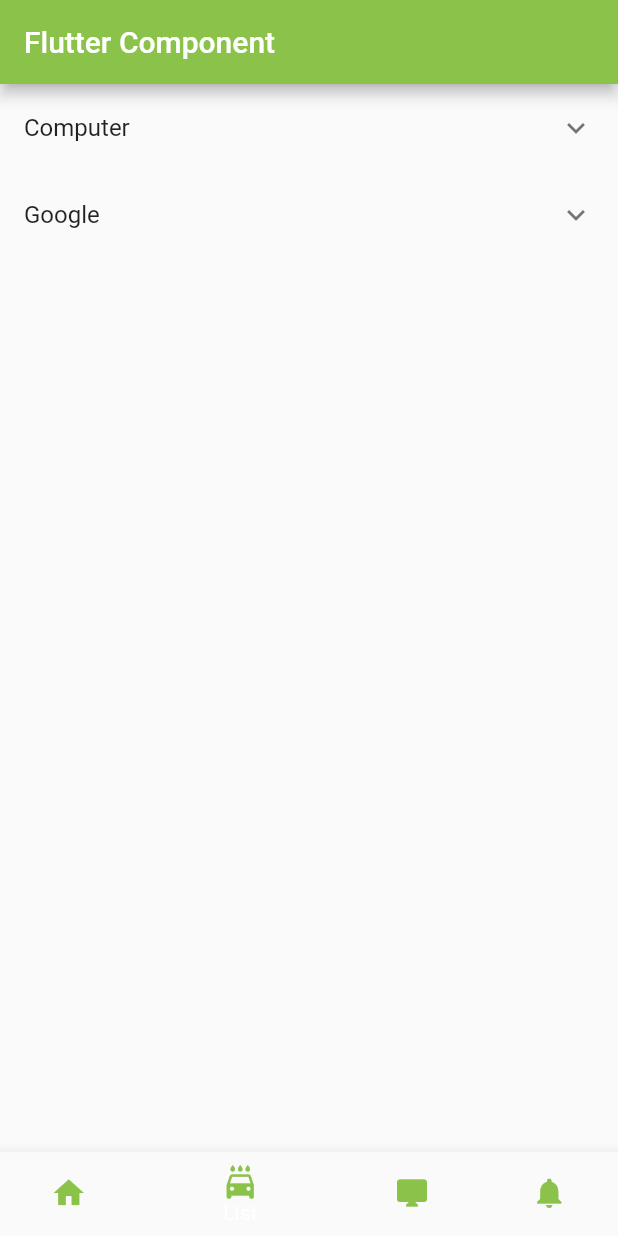
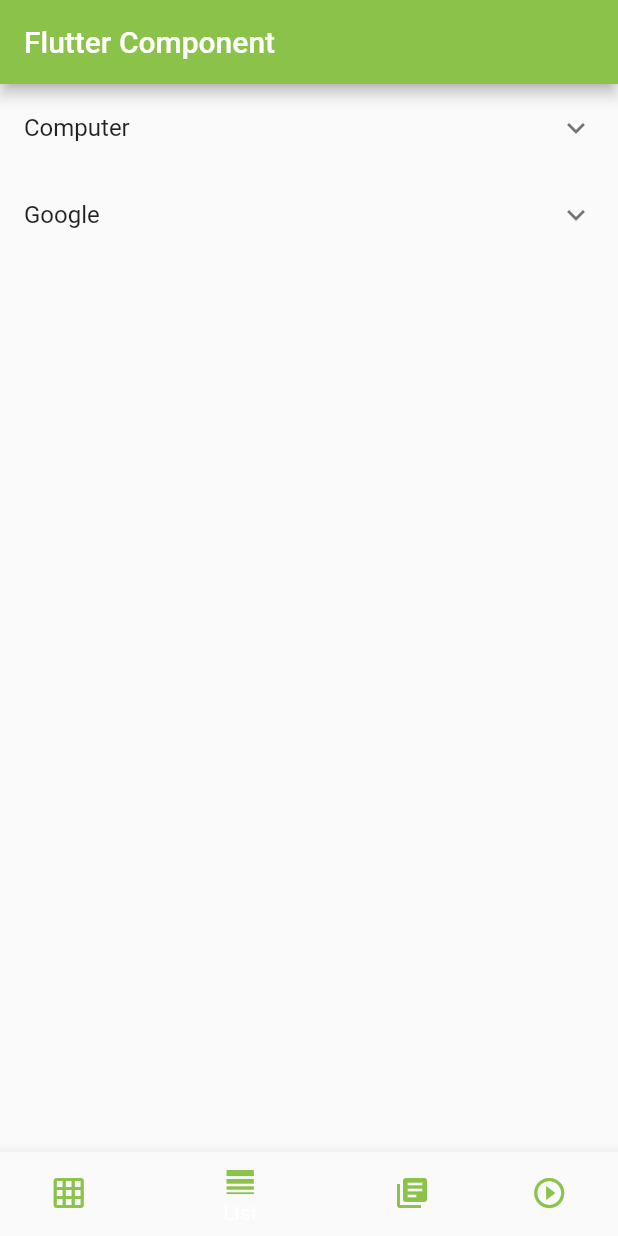
Before and after one commit to johanwaluyo/Project-Flutter, a Flutter app: the screen it shows after launch, item 2 of the bottom bar chosen, on a phone screen of 412 x 824 dp. Run offline on Flutter 3.47's test engine with Material 2 defaults, Android fonts, the phone set to English and light mode, and no system bars; missing offline and left inert: booking.

Commit message:
change home icon
change home icon

```diff
--- a/lzcarwash/lib/main.dart
+++ b/lzcarwash/lib/main.dart
@@ -1,6 +1,8 @@
 import 'package:flutter/material.dart';
 import 'package:lzcarwash/pages/grid_listview.dart';
 import 'package:lzcarwash/pages/tiles.dart';
+import 'package:lzcarwash/pages/form.dart';
+import 'package:lzcarwash/pages/loading.dart';
 
 void main() => runApp(MaterialApp(
   home:MyApp(),
@@ -21,8 +23,8 @@ class _MyAppState extends State<MyApp> {
   List<Widget> pages = [
     GridListView(),
     Tiles(),
-    Container(color: Colors.lightBlue,),
-    Container(color: Colors.orangeAccent,),
+    Forms(),
+    Loader(),
   ];
   @override
   Widget build(BuildContext context) {
@@ -40,10 +42,10 @@ class _MyAppState extends State<MyApp> {
         },
         currentIndex: index ,
         items: [
-          BottomNavigationBarItem(title: Text('Home',style: TextStyle(color: appTheme.primaryColor),), icon: Icon(Icons.home, color: appTheme.primaryColor,)),
-          BottomNavigationBarItem(title: Text('List',style: TextStyle(color: appTheme.primaryColor),),icon: Icon(Icons.local_car_wash, color: appTheme.primaryColor,)),
-          BottomNavigationBarItem(title: Text('Data',style: TextStyle(color: appTheme.primaryColor),),icon: Icon(Icons.desktop_mac, color: appTheme.primaryColor,)),
-          BottomNavigationBarItem(title: Text('Notification',style: TextStyle(color: appTheme.primaryColor),),icon: Icon(Icons.notifications, color: appTheme.primaryColor,)),
+          BottomNavigationBarItem(title: Text('Grid List',style: TextStyle(color: appTheme.primaryColor),), icon: Icon(Icons.grid_on, color: appTheme.primaryColor,)),
+          BottomNavigationBarItem(title: Text('List',style: TextStyle(color: appTheme.primaryColor),),icon: Icon(Icons.line_weight, color: appTheme.primaryColor,)),
+          BottomNavigationBarItem(title: Text('Form',style: TextStyle(color: appTheme.primaryColor),),icon: Icon(Icons.library_books, color: appTheme.primaryColor,)),
+          BottomNavigationBarItem(title: Text('Animation',style: TextStyle(color: appTheme.primaryColor),),icon: Icon(Icons.play_circle_outline, color: appTheme.primaryColor,)),
         ],
       ),
       body: pages[index],
```
